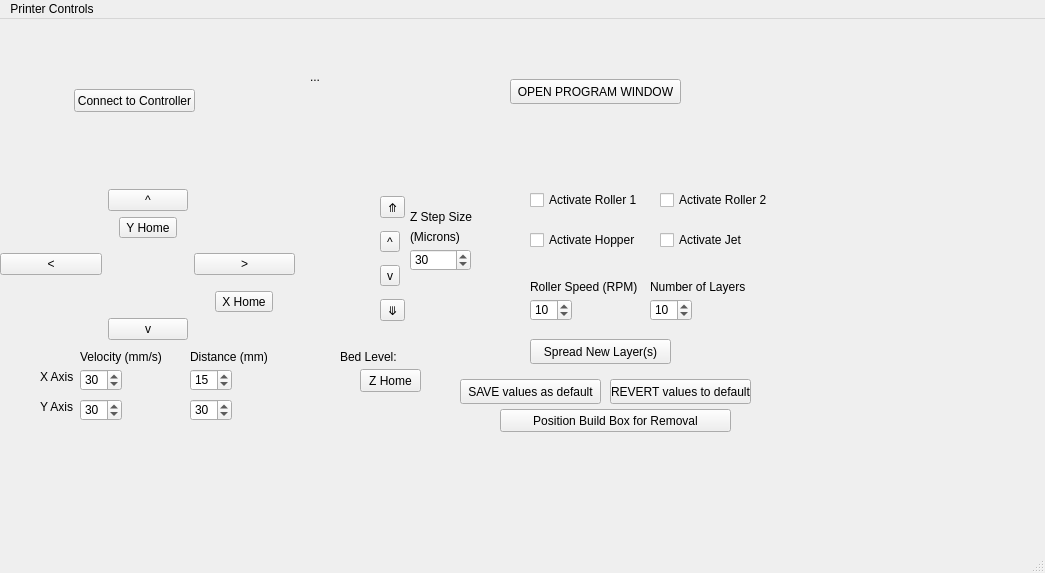
BYUCreateResearchLab/CREATE_LAB_Binder_Jet_Printer, file mainwindow.ui: the form before one commit.
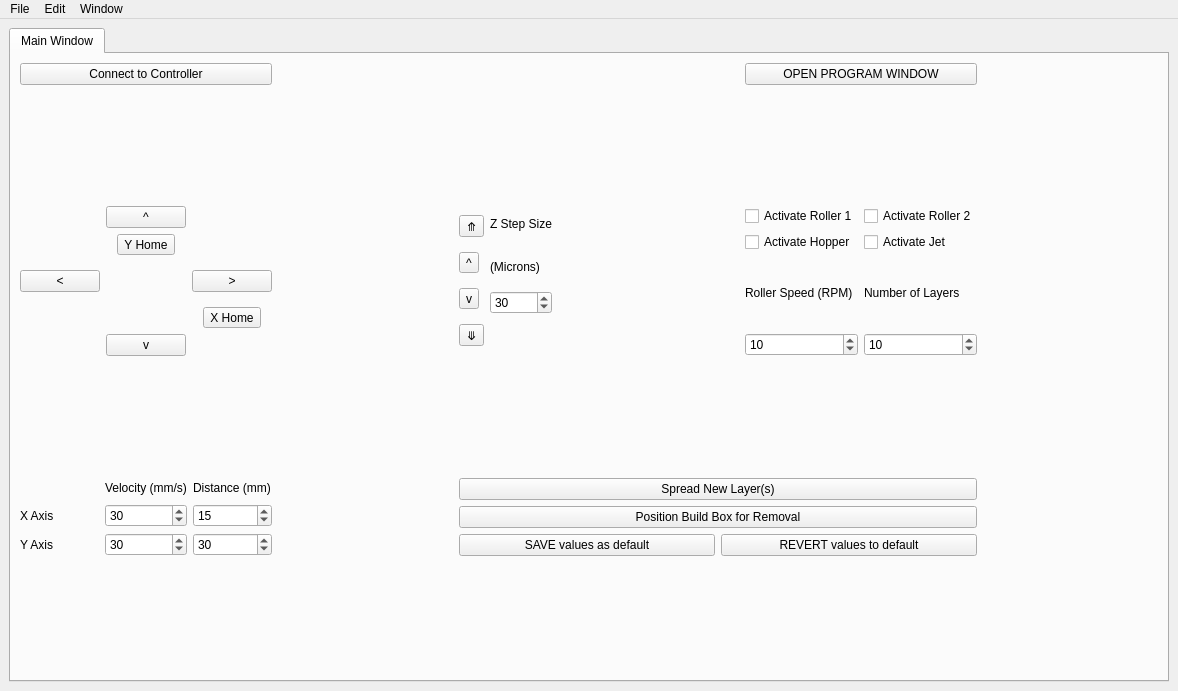
The form after the commit.

```diff
--- a/mainwindow.ui
+++ b/mainwindow.ui
@@ -6,24 +6,34 @@
    <rect>
     <x>0</x>
     <y>0</y>
-    <width>1045</width>
-    <height>573</height>
+    <width>1178</width>
+    <height>691</height>
    </rect>
   </property>
   <property name="windowTitle">
    <string>MainWindow</string>
   </property>
   <widget class="QWidget" name="centralwidget">
-   <widget class="QWidget" name="gridLayoutWidget">
-    <property name="geometry">
-     <rect>
-      <x>0</x>
-      <y>170</y>
-      <width>295</width>
-      <height>151</height>
-     </rect>
-    </property>
+   <layout class="QGridLayout" name="gridLayout_7">
+    <item row="0" column="0">
+     <widget class="QTabWidget" name="tabWidget">
+      <property name="currentIndex">
+       <number>0</number>
+      </property>
+      <widget class="QWidget" name="mainWindow">
+       <attribute name="title">
+        <string>Main Window</string>
+       </attribute>
+       <layout class="QGridLayout" name="gridLayout_8">
+        <item row="2" column="0" rowspan="2">
     <layout class="QGridLayout" name="gridLayout">
+          <item row="2" column="0">
+           <widget class="QPushButton" name="xNegative">
+            <property name="text">
+             <string>&lt;</string>
+            </property>
+           </widget>
+          </item>
      <item row="1" column="1" alignment="Qt::AlignHCenter">
       <widget class="QToolButton" name="yHome">
        <property name="text">
@@ -31,73 +41,6 @@
        </property>
       </widget>
      </item>
-     <item row="2" column="1">
-      <spacer name="verticalSpacer">
-       <property name="orientation">
-        <enum>Qt::Vertical</enum>
-       </property>
-       <property name="sizeHint" stdset="0">
-        <size>
-         <width>20</width>
-         <height>40</height>
-        </size>
-       </property>
-      </spacer>
-     </item>
-     <item row="0" column="0">
-      <spacer name="horizontalSpacer">
-       <property name="orientation">
-        <enum>Qt::Horizontal</enum>
-       </property>
-       <property name="sizeHint" stdset="0">
-        <size>
-         <width>40</width>
-         <height>20</height>
-        </size>
-       </property>
-      </spacer>
-     </item>
-     <item row="0" column="1">
-      <widget class="QPushButton" name="yPositive">
-       <property name="text">
-        <string>^</string>
-       </property>
-      </widget>
-     </item>
-     <item row="4" column="1">
-      <widget class="QPushButton" name="yNegative">
-       <property name="text">
-        <string>v</string>
-       </property>
-      </widget>
-     </item>
-     <item row="2" column="2">
-      <widget class="QPushButton" name="xPositive">
-       <property name="text">
-        <string>&gt;</string>
-       </property>
-      </widget>
-     </item>
-     <item row="0" column="2">
-      <spacer name="horizontalSpacer_2">
-       <property name="orientation">
-        <enum>Qt::Horizontal</enum>
-       </property>
-       <property name="sizeHint" stdset="0">
-        <size>
-         <width>40</width>
-         <height>20</height>
-        </size>
-       </property>
-      </spacer>
-     </item>
-     <item row="2" column="0">
-      <widget class="QPushButton" name="xNegative">
-       <property name="text">
-        <string>&lt;</string>
-       </property>
-      </widget>
-     </item>
      <item row="3" column="2" alignment="Qt::AlignHCenter">
       <widget class="QToolButton" name="xHome">
        <property name="text">
@@ -105,30 +48,168 @@
        </property>
       </widget>
      </item>
-    </layout>
-   </widget>
-   <widget class="QLabel" name="label4Fun">
-    <property name="geometry">
-     <rect>
-      <x>310</x>
-      <y>50</y>
-      <width>181</width>
-      <height>16</height>
-     </rect>
-    </property>
+          <item row="0" column="2">
+           <spacer name="horizontalSpacer_2">
+            <property name="orientation">
+             <enum>Qt::Horizontal</enum>
+            </property>
+            <property name="sizeHint" stdset="0">
+             <size>
+              <width>40</width>
+              <height>20</height>
+             </size>
+            </property>
+           </spacer>
+          </item>
+          <item row="0" column="0">
+           <spacer name="horizontalSpacer">
+            <property name="orientation">
+             <enum>Qt::Horizontal</enum>
+            </property>
+            <property name="sizeHint" stdset="0">
+             <size>
+              <width>40</width>
+              <height>20</height>
+             </size>
+            </property>
+           </spacer>
+          </item>
+          <item row="2" column="2">
+           <widget class="QPushButton" name="xPositive">
+            <property name="text">
+             <string>&gt;</string>
+            </property>
+           </widget>
+          </item>
+          <item row="2" column="1">
+           <spacer name="verticalSpacer">
+            <property name="orientation">
+             <enum>Qt::Vertical</enum>
+            </property>
+            <property name="sizeHint" stdset="0">
+             <size>
+              <width>20</width>
+              <height>40</height>
+             </size>
+            </property>
+           </spacer>
+          </item>
+          <item row="4" column="1">
+           <widget class="QPushButton" name="yNegative">
+            <property name="text">
+             <string>v</string>
+            </property>
+           </widget>
+          </item>
+          <item row="0" column="1">
+           <widget class="QPushButton" name="yPositive">
+            <property name="text">
+             <string>^</string>
+            </property>
+           </widget>
+          </item>
+         </layout>
+        </item>
+        <item row="6" column="2">
+         <spacer name="verticalSpacer_4">
+          <property name="orientation">
+           <enum>Qt::Vertical</enum>
+          </property>
+          <property name="sizeHint" stdset="0">
+           <size>
+            <width>20</width>
+            <height>40</height>
+           </size>
+          </property>
+         </spacer>
+        </item>
+        <item row="0" column="0">
+         <widget class="QPushButton" name="connect">
+          <property name="text">
+           <string>Connect to Controller</string>
+          </property>
+         </widget>
+        </item>
+        <item row="2" column="4">
+         <layout class="QGridLayout" name="gridLayout_3">
+          <item row="0" column="0">
+           <widget class="QCheckBox" name="activateRoller1">
+            <property name="text">
+             <string>Activate Roller 1</string>
+            </property>
+           </widget>
+          </item>
+          <item row="0" column="1">
+           <widget class="QCheckBox" name="activateRoller2">
     <property name="text">
-     <string>...</string>
-    </property>
-   </widget>
-   <widget class="QWidget" name="verticalLayoutWidget">
-    <property name="geometry">
-     <rect>
-      <x>380</x>
-      <y>170</y>
-      <width>29</width>
-      <height>141</height>
-     </rect>
-    </property>
+             <string>Activate Roller 2</string>
+            </property>
+           </widget>
+          </item>
+          <item row="1" column="0">
+           <widget class="QCheckBox" name="activateHopper">
+            <property name="text">
+             <string>Activate Hopper</string>
+            </property>
+           </widget>
+          </item>
+          <item row="1" column="1">
+           <widget class="QCheckBox" name="activateJet">
+            <property name="text">
+             <string>Activate Jet</string>
+            </property>
+           </widget>
+          </item>
+         </layout>
+        </item>
+        <item row="3" column="4">
+         <layout class="QGridLayout" name="gridLayout_4">
+          <item row="0" column="0">
+           <widget class="QLabel" name="VelocityLabel_2">
+            <property name="text">
+             <string>Roller Speed (RPM)</string>
+            </property>
+           </widget>
+          </item>
+          <item row="0" column="1">
+           <widget class="QLabel" name="label_4">
+            <property name="text">
+             <string>Number of Layers</string>
+            </property>
+           </widget>
+          </item>
+          <item row="1" column="0">
+           <widget class="QSpinBox" name="rollerSpeed">
+            <property name="value">
+             <number>10</number>
+            </property>
+           </widget>
+          </item>
+          <item row="1" column="1">
+           <widget class="QSpinBox" name="numLayers">
+            <property name="value">
+             <number>10</number>
+            </property>
+           </widget>
+          </item>
+         </layout>
+        </item>
+        <item row="2" column="1">
+         <spacer name="horizontalSpacer_3">
+          <property name="orientation">
+           <enum>Qt::Horizontal</enum>
+          </property>
+          <property name="sizeHint" stdset="0">
+           <size>
+            <width>40</width>
+            <height>20</height>
+           </size>
+          </property>
+         </spacer>
+        </item>
+        <item row="2" column="2" rowspan="2">
+         <layout class="QGridLayout" name="gridLayout_2">
+          <item row="0" column="0" rowspan="4">
     <layout class="QVBoxLayout" name="verticalLayout">
      <item>
       <widget class="QToolButton" name="zMax">
@@ -159,16 +240,23 @@
       </widget>
      </item>
     </layout>
-   </widget>
+          </item>
+          <item row="0" column="1">
+           <widget class="QLabel" name="label">
+            <property name="text">
+             <string>Z Step Size</string>
+            </property>
+           </widget>
+          </item>
+          <item row="1" column="1">
+           <widget class="QLabel" name="label_3">
+            <property name="text">
+             <string>(Microns)</string>
+            </property>
+           </widget>
+          </item>
+          <item row="2" column="1">
    <widget class="QSpinBox" name="zStepSize">
-    <property name="geometry">
-     <rect>
-      <x>410</x>
-      <y>230</y>
-      <width>61</width>
-      <height>22</height>
-     </rect>
-    </property>
     <property name="minimum">
      <number>1</number>
     </property>
@@ -179,365 +267,203 @@
      <number>30</number>
     </property>
    </widget>
-   <widget class="QLabel" name="label">
-    <property name="geometry">
-     <rect>
-      <x>410</x>
-      <y>190</y>
-      <width>131</width>
-      <height>16</height>
-     </rect>
-    </property>
-    <property name="text">
-     <string>Z Step Size</string>
-    </property>
-   </widget>
-   <widget class="QLabel" name="BedLabel">
-    <property name="geometry">
-     <rect>
-      <x>340</x>
-      <y>330</y>
-      <width>61</width>
-      <height>16</height>
-     </rect>
-    </property>
-    <property name="text">
-     <string>Bed Level:</string>
-    </property>
-   </widget>
-   <widget class="QSpinBox" name="xVelocity">
-    <property name="geometry">
-     <rect>
-      <x>80</x>
-      <y>350</y>
-      <width>42</width>
-      <height>22</height>
-     </rect>
-    </property>
-    <property name="maximum">
-     <number>200</number>
-    </property>
-    <property name="value">
-     <number>30</number>
-    </property>
-   </widget>
+          </item>
+         </layout>
+        </item>
+        <item row="4" column="0">
+         <spacer name="verticalSpacer_2">
+          <property name="orientation">
+           <enum>Qt::Vertical</enum>
+          </property>
+          <property name="sizeHint" stdset="0">
+           <size>
+            <width>20</width>
+            <height>40</height>
+           </size>
+          </property>
+         </spacer>
+        </item>
+        <item row="5" column="0">
+         <layout class="QGridLayout" name="gridLayout_5">
+          <item row="0" column="1">
    <widget class="QLabel" name="VelocityLabel">
-    <property name="geometry">
-     <rect>
-      <x>80</x>
-      <y>330</y>
-      <width>111</width>
-      <height>16</height>
-     </rect>
-    </property>
     <property name="text">
      <string>Velocity (mm/s)</string>
     </property>
    </widget>
-   <widget class="QLabel" name="X_axis">
-    <property name="geometry">
-     <rect>
-      <x>40</x>
-      <y>350</y>
-      <width>55</width>
-      <height>16</height>
-     </rect>
-    </property>
-    <property name="text">
-     <string>X Axis</string>
-    </property>
-   </widget>
+          </item>
+          <item row="0" column="2">
    <widget class="QLabel" name="label_2">
-    <property name="geometry">
-     <rect>
-      <x>190</x>
-      <y>330</y>
-      <width>91</width>
-      <height>16</height>
-     </rect>
-    </property>
     <property name="text">
      <string>Distance (mm)</string>
     </property>
    </widget>
+          </item>
+          <item row="1" column="0">
+           <widget class="QLabel" name="X_axis">
+            <property name="text">
+             <string>X Axis</string>
+            </property>
+           </widget>
+          </item>
+          <item row="1" column="1">
+           <widget class="QSpinBox" name="xVelocity">
+            <property name="maximum">
+             <number>200</number>
+            </property>
+            <property name="value">
+             <number>30</number>
+            </property>
+           </widget>
+          </item>
+          <item row="1" column="2">
    <widget class="QSpinBox" name="xDistance">
-    <property name="geometry">
-     <rect>
-      <x>190</x>
-      <y>350</y>
-      <width>42</width>
-      <height>22</height>
-     </rect>
-    </property>
     <property name="value">
      <number>15</number>
     </property>
    </widget>
-   <widget class="QSpinBox" name="yVelocity">
-    <property name="geometry">
-     <rect>
-      <x>80</x>
-      <y>380</y>
-      <width>42</width>
-      <height>22</height>
-     </rect>
-    </property>
-    <property name="value">
-     <number>30</number>
-    </property>
-   </widget>
+          </item>
+          <item row="2" column="0">
    <widget class="QLabel" name="Y_axis">
-    <property name="geometry">
-     <rect>
-      <x>40</x>
-      <y>380</y>
-      <width>55</width>
-      <height>16</height>
-     </rect>
-    </property>
     <property name="text">
      <string>Y Axis</string>
     </property>
    </widget>
+          </item>
+          <item row="2" column="1">
+           <widget class="QSpinBox" name="yVelocity">
+            <property name="value">
+             <number>30</number>
+            </property>
+           </widget>
+          </item>
+          <item row="2" column="2">
    <widget class="QSpinBox" name="yDistance">
-    <property name="geometry">
-     <rect>
-      <x>190</x>
-      <y>380</y>
-      <width>42</width>
-      <height>22</height>
-     </rect>
-    </property>
     <property name="value">
      <number>30</number>
     </property>
    </widget>
-   <widget class="QLabel" name="label_3">
-    <property name="geometry">
-     <rect>
-      <x>410</x>
-      <y>210</y>
-      <width>55</width>
-      <height>16</height>
-     </rect>
-    </property>
-    <property name="text">
-     <string>(Microns)</string>
-    </property>
-   </widget>
-   <widget class="QCheckBox" name="activateRoller1">
-    <property name="geometry">
-     <rect>
-      <x>530</x>
-      <y>170</y>
-      <width>121</width>
-      <height>22</height>
-     </rect>
-    </property>
-    <property name="text">
-     <string>Activate Roller 1</string>
-    </property>
-   </widget>
-   <widget class="QCheckBox" name="activateHopper">
-    <property name="geometry">
-     <rect>
-      <x>530</x>
-      <y>210</y>
-      <width>121</width>
-      <height>22</height>
-     </rect>
-    </property>
-    <property name="text">
-     <string>Activate Hopper</string>
-    </property>
-   </widget>
-   <widget class="QPushButton" name="spreadNewLayer">
-    <property name="geometry">
-     <rect>
-      <x>530</x>
-      <y>320</y>
-      <width>141</width>
-      <height>25</height>
-     </rect>
-    </property>
-    <property name="text">
-     <string>Spread New Layer(s)</string>
-    </property>
-   </widget>
-   <widget class="QSpinBox" name="rollerSpeed">
-    <property name="geometry">
-     <rect>
-      <x>530</x>
-      <y>280</y>
-      <width>42</width>
-      <height>22</height>
-     </rect>
-    </property>
-    <property name="value">
-     <number>10</number>
-    </property>
-   </widget>
-   <widget class="QSpinBox" name="numLayers">
-    <property name="geometry">
-     <rect>
-      <x>650</x>
-      <y>280</y>
-      <width>42</width>
-      <height>22</height>
-     </rect>
-    </property>
-    <property name="value">
-     <number>10</number>
-    </property>
-   </widget>
-   <widget class="QLabel" name="label_4">
-    <property name="geometry">
-     <rect>
-      <x>650</x>
-      <y>260</y>
-      <width>101</width>
-      <height>16</height>
-     </rect>
-    </property>
-    <property name="text">
-     <string>Number of Layers</string>
-    </property>
-   </widget>
-   <widget class="QLabel" name="VelocityLabel_2">
-    <property name="geometry">
-     <rect>
-      <x>530</x>
-      <y>260</y>
-      <width>111</width>
-      <height>16</height>
-     </rect>
-    </property>
-    <property name="text">
-     <string>Roller Speed (RPM)</string>
-    </property>
-   </widget>
-   <widget class="QToolButton" name="zHome">
-    <property name="geometry">
-     <rect>
-      <x>360</x>
-      <y>350</y>
-      <width>61</width>
-      <height>23</height>
-     </rect>
-    </property>
-    <property name="text">
-     <string>Z Home</string>
-    </property>
-   </widget>
+          </item>
+         </layout>
+        </item>
+        <item row="1" column="0">
+         <spacer name="verticalSpacer_3">
+          <property name="orientation">
+           <enum>Qt::Vertical</enum>
+          </property>
+          <property name="sizeHint" stdset="0">
+           <size>
+            <width>20</width>
+            <height>40</height>
+           </size>
+          </property>
+         </spacer>
+        </item>
+        <item row="0" column="4">
    <widget class="QPushButton" name="OpenProgramWindow">
-    <property name="geometry">
-     <rect>
-      <x>510</x>
-      <y>60</y>
-      <width>171</width>
-      <height>25</height>
-     </rect>
-    </property>
     <property name="text">
      <string>OPEN PROGRAM WINDOW</string>
     </property>
    </widget>
-   <widget class="QPushButton" name="connect">
-    <property name="geometry">
-     <rect>
-      <x>74</x>
-      <y>70</y>
-      <width>121</width>
-      <height>23</height>
-     </rect>
-    </property>
+        </item>
+        <item row="3" column="5">
+         <spacer name="horizontalSpacer_4">
+          <property name="orientation">
+           <enum>Qt::Horizontal</enum>
+          </property>
+          <property name="sizeHint" stdset="0">
+           <size>
+            <width>40</width>
+            <height>20</height>
+           </size>
+          </property>
+         </spacer>
+        </item>
+        <item row="5" column="2" colspan="3">
+         <layout class="QGridLayout" name="gridLayout_6">
+          <item row="0" column="0" colspan="2">
+           <widget class="QPushButton" name="spreadNewLayer">
     <property name="text">
-     <string>Connect to Controller</string>
-    </property>
-   </widget>
+             <string>Spread New Layer(s)</string>
+            </property>
+           </widget>
+          </item>
+          <item row="1" column="0" colspan="2">
+           <widget class="QPushButton" name="removeBuildBox">
+            <property name="text">
+             <string>Position Build Box for Removal</string>
+            </property>
+           </widget>
+          </item>
+          <item row="2" column="0">
    <widget class="QPushButton" name="saveDefault">
-    <property name="geometry">
-     <rect>
-      <x>460</x>
-      <y>360</y>
-      <width>141</width>
-      <height>25</height>
-     </rect>
-    </property>
     <property name="text">
      <string>SAVE values as default</string>
     </property>
    </widget>
+          </item>
+          <item row="2" column="1">
    <widget class="QPushButton" name="revertDefault">
-    <property name="geometry">
-     <rect>
-      <x>610</x>
-      <y>360</y>
-      <width>141</width>
-      <height>25</height>
-     </rect>
-    </property>
     <property name="text">
      <string>REVERT values to default</string>
     </property>
    </widget>
-   <widget class="QCheckBox" name="activateRoller2">
-    <property name="geometry">
-     <rect>
-      <x>660</x>
-      <y>170</y>
-      <width>121</width>
-      <height>22</height>
-     </rect>
-    </property>
-    <property name="text">
-     <string>Activate Roller 2</string>
-    </property>
-   </widget>
-   <widget class="QCheckBox" name="activateJet">
-    <property name="geometry">
-     <rect>
-      <x>660</x>
-      <y>210</y>
-      <width>121</width>
-      <height>22</height>
-     </rect>
-    </property>
-    <property name="text">
-     <string>Activate Jet</string>
-    </property>
-   </widget>
-   <widget class="QPushButton" name="removeBuildBox">
-    <property name="geometry">
-     <rect>
-      <x>500</x>
-      <y>390</y>
-      <width>231</width>
-      <height>23</height>
-     </rect>
-    </property>
-    <property name="text">
-     <string>Position Build Box for Removal</string>
-    </property>
-   </widget>
+          </item>
+         </layout>
+        </item>
+        <item row="2" column="3">
+         <spacer name="horizontalSpacer_5">
+          <property name="orientation">
+           <enum>Qt::Horizontal</enum>
+          </property>
+          <property name="sizeHint" stdset="0">
+           <size>
+            <width>40</width>
+            <height>20</height>
+           </size>
+          </property>
+         </spacer>
+        </item>
+       </layout>
+      </widget>
+     </widget>
+    </item>
+   </layout>
   </widget>
   <widget class="QMenuBar" name="menubar">
    <property name="geometry">
     <rect>
      <x>0</x>
      <y>0</y>
-     <width>1045</width>
+     <width>1178</width>
      <height>21</height>
     </rect>
    </property>
    <widget class="QMenu" name="menuPrinter_Controls">
     <property name="title">
-     <string>Printer Controls</string>
+     <string>File</string>
+    </property>
+   </widget>
+   <widget class="QMenu" name="menuWindow">
+    <property name="title">
+     <string>Window</string>
+    </property>
+    <addaction name="actionShow_Hide_Console"/>
+   </widget>
+   <widget class="QMenu" name="menuEdit">
+    <property name="title">
+     <string>Edit</string>
     </property>
    </widget>
    <addaction name="menuPrinter_Controls"/>
+   <addaction name="menuEdit"/>
+   <addaction name="menuWindow"/>
   </widget>
-  <widget class="QStatusBar" name="statusbar"/>
+  <action name="actionShow_Hide_Console">
+   <property name="text">
+    <string>Show/Hide Console</string>
+   </property>
+  </action>
  </widget>
  <resources/>
  <connections/>
```
Lines whose indentation alone changed are shown as unchanged.
